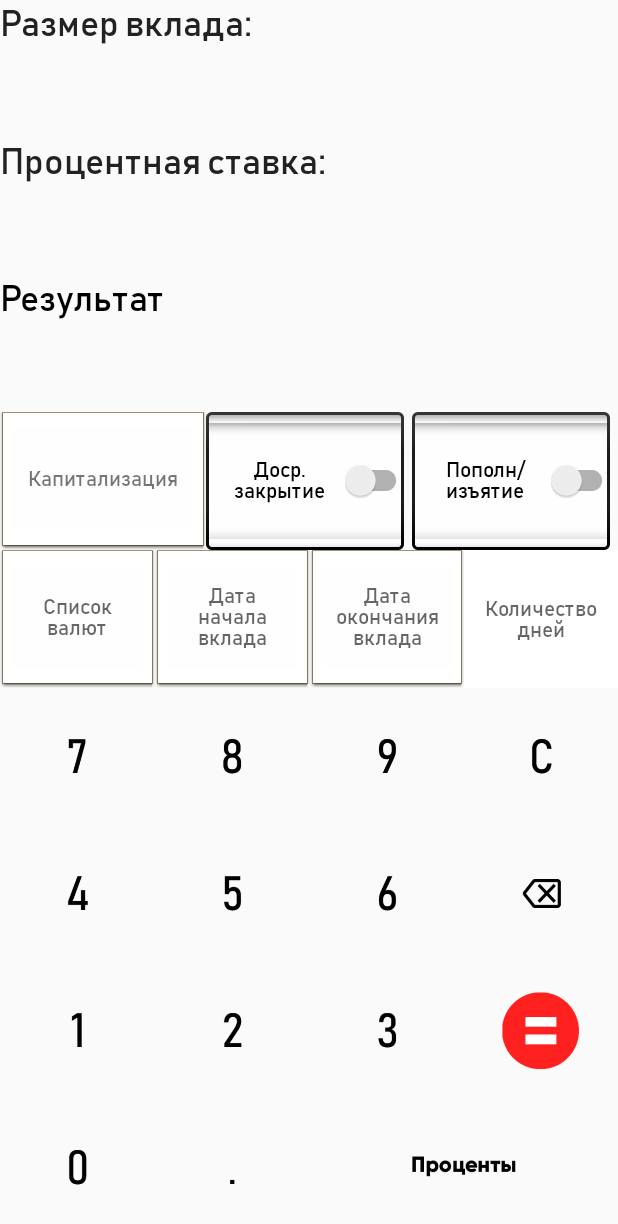
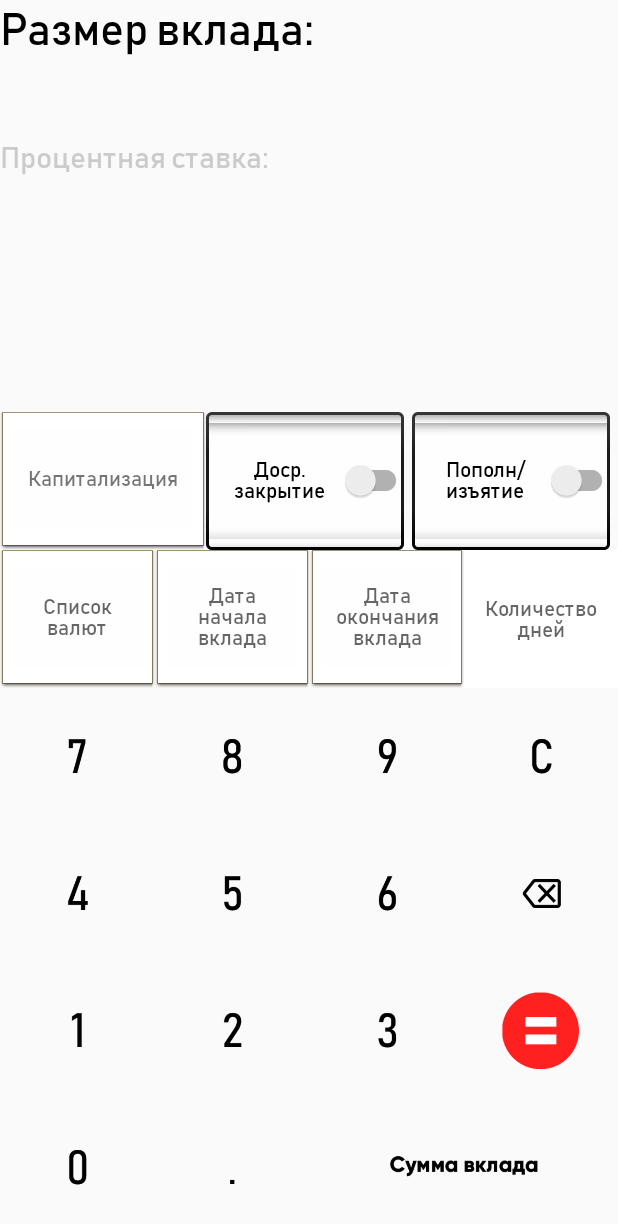
Before and after one commit to Clomance/USATU_Project, an Android app: the CalculateActivity screen opened directly, with no data from a screen before it, after a tap on an icon or button, on a phone screen of 412 x 824 dp. Shown: the top 1224 px of the screen. Run offline under Robolectric (Android 15) with nearby library versions, the phone set to English and light mode, and no system bars; Roboto replaces fonts that are not available here; 1 other tap on this screen came first.

Commit message:
1. Добавление функции смены ввода через TextView 2. Добавление свойства OnClick для TextView "процентной ставки" и "Ввода суммы"

```diff
--- a/app/src/main/java/com/example/client/TextField.java
+++ b/app/src/main/java/com/example/client/TextField.java
@@ -1,5 +1,6 @@
 package com.example.client;
 
+import android.graphics.Color;
 import android.widget.TextView;
 
 class TextField {
@@ -15,6 +16,13 @@ class TextField {
         this.numStr = num;
         this.comma = comma;
         rewrite();
+    }
+    void setTextColor(int C){
+        textView.setTextColor(C);
+    }
+
+    void setFontSize(int FS){
+        textView.setTextSize(FS);
     }
 
     private void rewrite(){
--- a/app/src/main/res/layout/calculate_main.xml
+++ b/app/src/main/res/layout/calculate_main.xml
@@ -21,9 +21,10 @@
             android:layout_weight="1"
             android:fontFamily="@font/bahnschrift"
             android:hint="Размер вклада"
+            android:onClick="onTextViewClick"
             android:textColor="#222222"
             android:textColorHint="#000000"
-            android:textSize="24sp" />
+            android:textSize="30sp" />
 
         <TextView
             android:id="@+id/enterPercents"
@@ -31,11 +32,12 @@
             android:layout_height="match_parent"
             android:layout_weight="1"
             android:fontFamily="@font/bahnschrift"
-            android:hint="Размер процентной ставки"
+            android:hint="Процентная ставка"
             android:includeFontPadding="true"
-            android:textColor="#222222"
-            android:textColorHint="#000000"
-            android:textSize="24sp" />
+            android:onClick="onTextViewClick"
+            android:textColor="#0F222222"
+            android:textColorHint="#888888"
+            android:textSize="20sp" />
 
         <TextView
             android:id="@+id/resultView"
@@ -43,7 +45,6 @@
             android:layout_height="match_parent"
             android:layout_weight="1"
             android:fontFamily="@font/bahnschrift"
-            android:hint="Результат"
             android:textColor="#222222"
             android:textColorHint="#000000"
             android:textSize="24sp" />
--- a/app/src/main/res/values/strings.xml
+++ b/app/src/main/res/values/strings.xml
@@ -1,6 +1,6 @@
 <resources>
     <!-- Название приложения -->
-    <string name="app_name">Client 0.1.5</string>
+    <string name="app_name">Client 0.1.6</string>
 
     <!-- Для интерфейса -->
     <string name="menu_title">Информация об устройстве</string>
```
Also changed, not shown: app/src/main/java/com/example/client/CalculateActivity.java (+35 -0 lines).
